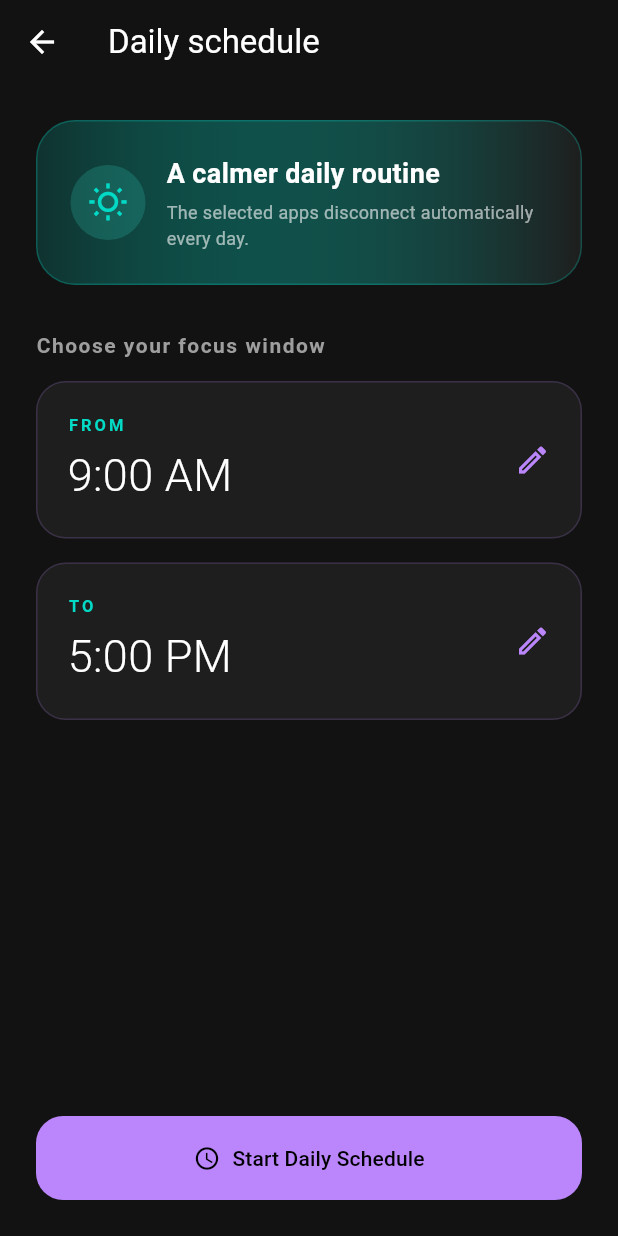
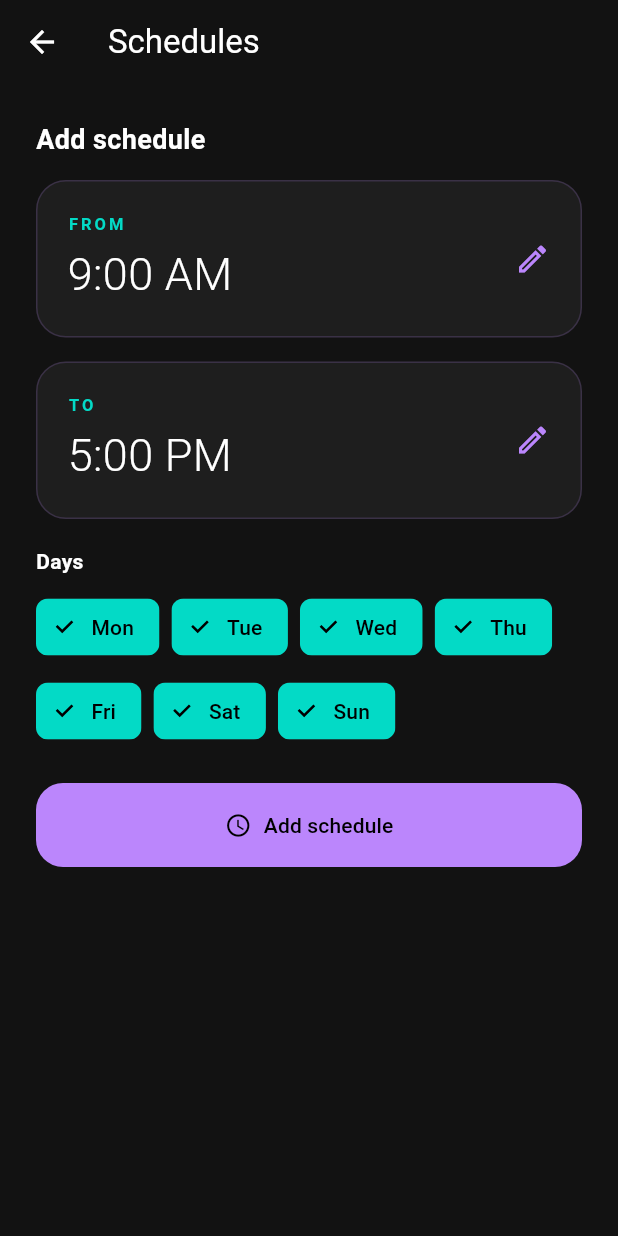
Before and after one commit to bens-max/Disconnect-Application, a Flutter app: the ScheduleScreen screen opened directly, on a phone screen of 412 x 824 dp. Run offline on Flutter 3.47's test engine with Material 3 defaults, Android fonts, the phone set to English and light mode, and no system bars; our stand-ins replace shared_preferences; missing offline and left inert: installed_apps; accounts and stored records are empty; statements that could not run were skipped.

Commit message:
Day selection schedule interface

```diff
--- a/lib/screens/schedule_screen.dart
+++ b/lib/screens/schedule_screen.dart
@@ -2,7 +2,6 @@ import 'package:flutter/material.dart';
 import '../services/native_service.dart';
 import '../services/storage_service.dart';
 import '../utils/schedule.dart';
-import 'active_lock_screen.dart';
 
 class ScheduleScreen extends StatefulWidget {
   const ScheduleScreen({super.key});
@@ -16,6 +15,20 @@ class _ScheduleScreenState extends State<ScheduleScreen> {
   TimeOfDay _from = const TimeOfDay(hour: 9, minute: 0);
   TimeOfDay _to = const TimeOfDay(hour: 17, minute: 0);
   bool _isSaving = false;
+  List<ScheduledWindow> _schedules = [];
+  Set<int> _days = {1, 2, 3, 4, 5, 6, 7};
+
+  @override
+  void initState() {
+    super.initState();
+    _loadSchedules();
+  }
+
+  Future<void> _loadSchedules() async {
+    final schedules = await _storageService.getSchedules();
+    if (!mounted) return;
+    setState(() => _schedules = schedules);
+  }
 
   int _minutes(TimeOfDay time) => time.hour * 60 + time.minute;
 
@@ -47,6 +60,12 @@ class _ScheduleScreenState extends State<ScheduleScreen> {
       );
       return;
     }
+    if (_days.isEmpty) {
+      ScaffoldMessenger.of(
+        context,
+      ).showSnackBar(const SnackBar(content: Text('Select at least one day')));
+      return;
+    }
 
     setState(() => _isSaving = true);
     final blockedApps = await _storageService.getBlockedApps();
@@ -58,6 +77,15 @@ class _ScheduleScreenState extends State<ScheduleScreen> {
       );
       return;
     }
+    final schedules = [
+      ..._schedules,
+      ScheduledWindow(
+        startMinutes: _minutes(_from),
+        endMinutes: _minutes(_to),
+        days: _days,
+      ),
+    ];
+    await _storageService.saveSchedules(schedules);
     await _storageService.saveDailySchedule(
       startMinutes: _minutes(_from),
       endMinutes: _minutes(_to),
@@ -65,15 +93,15 @@ class _ScheduleScreenState extends State<ScheduleScreen> {
     await _storageService.saveWholeDeviceMode(false);
     await _storageService.saveEndTime(null);
 
-    final success = await NativeService.startDailySchedule(
+    final success = await NativeService.startSchedules(
       blockedApps,
-      _minutes(_from),
-      _minutes(_to),
+      schedules.map((schedule) => schedule.toJson()).toList(),
     );
     if (!mounted) return;
     setState(() => _isSaving = false);
     if (!success) {
       await _storageService.clearDailySchedule();
+      await _storageService.clearSchedules();
       await _storageService.saveWholeDeviceMode(false);
       if (!mounted) return;
       ScaffoldMessenger.of(context).showSnackBar(
@@ -81,10 +109,13 @@ class _ScheduleScreenState extends State<ScheduleScreen> {
       );
       return;
     }
-    Navigator.pushReplacement(
+    setState(() {
+      _schedules = schedules;
+      _isSaving = false;
+    });
+    ScaffoldMessenger.of(
       context,
-      MaterialPageRoute(builder: (context) => const ActiveLockScreen()),
-    );
+    ).showSnackBar(const SnackBar(content: Text('Schedule added')));
   }
 
   @override
@@ -92,77 +123,55 @@ class _ScheduleScreenState extends State<ScheduleScreen> {
     final theme = Theme.of(context);
     return Scaffold(
       appBar: AppBar(
-        title: const Text('Daily schedule'),
+        title: const Text('Schedules'),
         backgroundColor: Colors.transparent,
       ),
-      body: Padding(
+      body: SingleChildScrollView(
         padding: const EdgeInsets.all(24),
         child: Column(
           crossAxisAlignment: CrossAxisAlignment.stretch,
           children: [
-            Container(
-              padding: const EdgeInsets.all(22),
-              decoration: BoxDecoration(
-                gradient: LinearGradient(
-                  colors: [
-                    theme.colorScheme.secondary.withValues(alpha: 0.16),
-                    theme.colorScheme.surface,
-                  ],
-                ),
-                borderRadius: BorderRadius.circular(26),
-                border: Border.all(
-                  color: theme.colorScheme.secondary.withValues(alpha: 0.25),
-                ),
+            if (_schedules.isNotEmpty) ...[
+              const Text(
+                'Your schedules',
+                style: TextStyle(fontSize: 18, fontWeight: FontWeight.bold),
               ),
-              child: const Row(
-                children: [
-                  CircleAvatar(
-                    radius: 25,
-                    backgroundColor: Color(0x3333DAC6),
-                    child: Icon(
-                      Icons.wb_sunny_outlined,
-                      color: Color(0xFF03DAC6),
-                      size: 27,
-                    ),
-                  ),
-                  SizedBox(width: 14),
-                  Expanded(
-                    child: Column(
-                      crossAxisAlignment: CrossAxisAlignment.start,
-                      children: [
-                        Text(
-                          'A calmer daily routine',
-                          style: TextStyle(
-                            fontSize: 18,
-                            fontWeight: FontWeight.bold,
-                          ),
-                        ),
-                        SizedBox(height: 4),
-                        Text(
-                          'The selected apps disconnect automatically every day.',
-                          style: TextStyle(color: Colors.white60, fontSize: 12),
-                        ),
-                      ],
-                    ),
-                  ),
-                ],
-              ),
-            ),
-            const SizedBox(height: 30),
+              const SizedBox(height: 10),
+              ..._schedules.map(_buildSavedSchedule),
+              const SizedBox(height: 24),
+            ],
             const Text(
-              'Choose your focus window',
-              style: TextStyle(
-                fontSize: 14,
-                color: Colors.grey,
-                fontWeight: FontWeight.bold,
-                letterSpacing: 1,
-              ),
+              'Add schedule',
+              style: TextStyle(fontSize: 18, fontWeight: FontWeight.bold),
             ),
             const SizedBox(height: 14),
             _buildTimeTile('FROM', _from, true),
             const SizedBox(height: 16),
             _buildTimeTile('TO', _to, false),
-            const Spacer(),
+            const SizedBox(height: 18),
+            const Text('Days', style: TextStyle(fontWeight: FontWeight.bold)),
+            const SizedBox(height: 10),
+            Wrap(
+              spacing: 8,
+              runSpacing: 8,
+              children: List.generate(7, (index) {
+                final day = index + 1;
+                final selected = _days.contains(day);
+                const names = ['Mon', 'Tue', 'Wed', 'Thu', 'Fri', 'Sat', 'Sun'];
+                return FilterChip(
+                  label: Text(names[index]),
+                  selected: selected,
+                  onSelected: (value) => setState(() {
+                    if (value) {
+                      _days.add(day);
+                    } else {
+                      _days.remove(day);
+                    }
+                  }),
+                );
+              }),
+            ),
+            const SizedBox(height: 24),
             ElevatedButton.icon(
               onPressed: _isSaving ? null : _startSchedule,
               icon: _isSaving
@@ -172,7 +181,7 @@ class _ScheduleScreenState extends State<ScheduleScreen> {
                       child: CircularProgressIndicator(strokeWidth: 2),
                     )
                   : const Icon(Icons.schedule),
-              label: const Text('Start Daily Schedule'),
+              label: const Text('Add schedule'),
               style: ElevatedButton.styleFrom(
                 padding: const EdgeInsets.symmetric(vertical: 18),
                 backgroundColor: theme.colorScheme.primary,
@@ -183,6 +192,71 @@ class _ScheduleScreenState extends State<ScheduleScreen> {
         ),
       ),
     );
+  }
+
+  Widget _buildSavedSchedule(ScheduledWindow schedule) {
+    final theme = Theme.of(context);
+    const names = ['Mon', 'Tue', 'Wed', 'Thu', 'Fri', 'Sat', 'Sun'];
+    final dayNames = schedule.days
+        .where((day) => day >= 1 && day <= 7)
+        .map((day) => names[day - 1])
+        .join(', ');
+    return Container(
+      margin: const EdgeInsets.only(bottom: 10),
+      padding: const EdgeInsets.symmetric(horizontal: 16, vertical: 12),
+      decoration: BoxDecoration(
+        color: theme.colorScheme.surface,
+        borderRadius: BorderRadius.circular(16),
+      ),
+      child: Row(
+        children: [
+          Expanded(
+            child: Column(
+              crossAxisAlignment: CrossAxisAlignment.start,
+              children: [
+                Text(
+                  '${_formatScheduleTime(schedule.startMinutes)} - ${_formatScheduleTime(schedule.endMinutes)}',
+                  style: const TextStyle(
+                    fontSize: 16,
+                    fontWeight: FontWeight.bold,
+                  ),
+                ),
+                const SizedBox(height: 4),
+                Text(dayNames, style: const TextStyle(color: Colors.grey)),
+              ],
+            ),
+          ),
+          IconButton(
+            tooltip: 'Delete schedule',
+            onPressed: () => _deleteSchedule(schedule),
+            icon: const Icon(Icons.delete_outline),
+          ),
+        ],
+      ),
+    );
+  }
+
+  String _formatScheduleTime(int minutes) {
+    final time = TimeOfDay(hour: minutes ~/ 60, minute: minutes % 60);
+    return time.format(context);
+  }
+
+  Future<void> _deleteSchedule(ScheduledWindow schedule) async {
+    final schedules = _schedules
+        .where((item) => item.encode() != schedule.encode())
+        .toList();
+    setState(() => _schedules = schedules);
+    await _storageService.saveSchedules(schedules);
+    if (schedules.isEmpty) {
+      await _storageService.clearDailySchedule();
+      await NativeService.stopBlocking();
+    } else {
+      final blockedApps = await _storageService.getBlockedApps();
+      await NativeService.startSchedules(
+        blockedApps,
+        schedules.map((item) => item.toJson()).toList(),
+      );
+    }
   }
 
   Widget _buildTimeTile(String label, TimeOfDay time, bool isFrom) {
```
